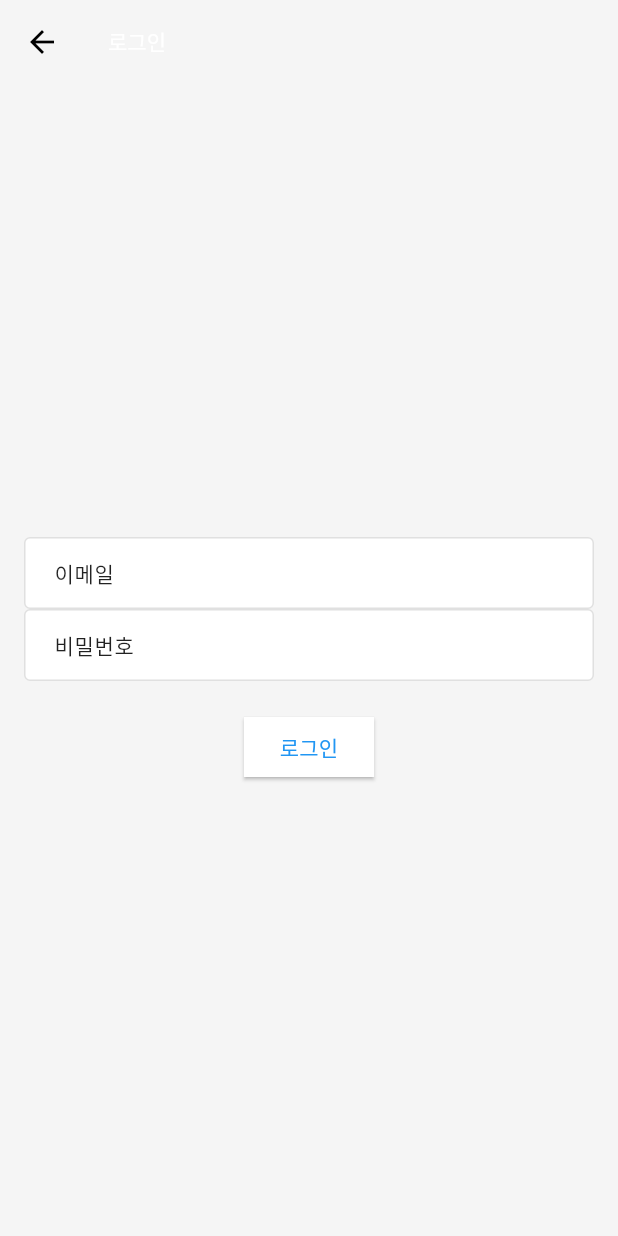
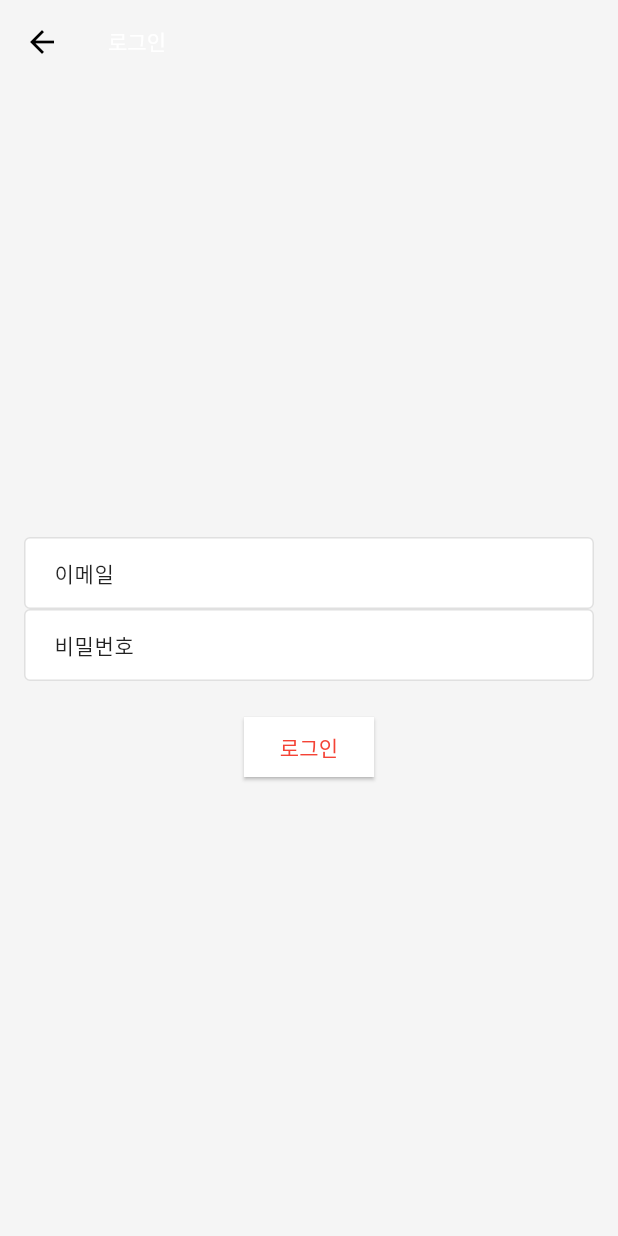
Before and after one commit to rblood79/uxzero, a Flutter app: the LoginScreen screen opened directly, on a phone screen of 412 x 824 dp. Run offline on Flutter 3.47's test engine with Material 3 defaults, Android fonts, the phone set to English and light mode, and no system bars; our stand-ins replace firebase_auth, firebase_core, remixicon; accounts and stored records are empty.

Commit message:
Update theme.dart

```diff
--- a/lib/ui/theme.dart
+++ b/lib/ui/theme.dart
@@ -6,7 +6,7 @@ class AppTheme {
   static ThemeData lightTheme = ThemeData(
     //primaryColor: Colors.teal,
     colorScheme: ColorScheme.fromSwatch().copyWith(
-      primary: Colors.blue,
+      primary: Colors.red,
       secondary: Colors.blueAccent,
       surface: Colors.grey[100],
       onPrimary: Colors.red,
@@ -141,9 +141,9 @@ class AppTheme {
 
     // 슬라이드 테마 정의
     sliderTheme: SliderThemeData(
-      activeTrackColor: Colors.blueAccent,
+      //activeTrackColor: Colors.blueAccent,
       inactiveTrackColor: Colors.grey[100],
-      thumbColor: Colors.blueAccent,
+      //thumbColor: Colors.blueAccent,
     ),
   );
 
```
